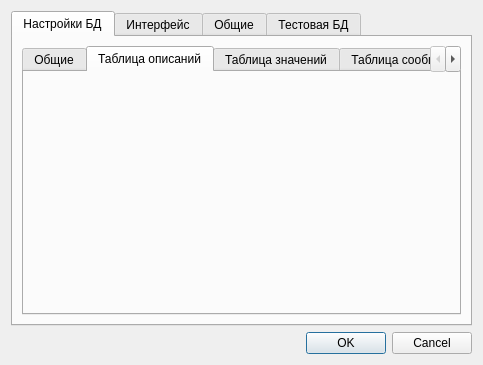
Before: the Qt Designer form optionswindow.ui in EugeneSakharoff/ArchView, drawn with Qt 5.
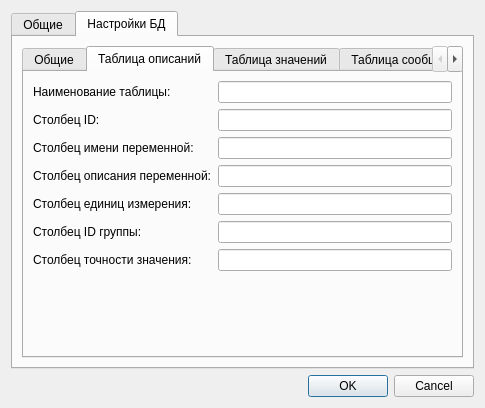
After: the same form once the commit is applied. The open tabs and pages were chosen to show the change.

```diff
--- a/optionswindow.ui
+++ b/optionswindow.ui
@@ -6,8 +6,8 @@
    <rect>
     <x>0</x>
     <y>0</y>
-    <width>483</width>
-    <height>365</height>
+    <width>485</width>
+    <height>408</height>
    </rect>
   </property>
   <property name="windowTitle">
@@ -19,6 +19,24 @@
      <property name="currentIndex">
       <number>0</number>
      </property>
+     <widget class="QWidget" name="tabInterface">
+      <attribute name="title">
+       <string>Общие</string>
+      </attribute>
+      <widget class="QCheckBox" name="checkBoxConnectOnStart">
+       <property name="geometry">
+        <rect>
+         <x>20</x>
+         <y>20</y>
+         <width>221</width>
+         <height>20</height>
+        </rect>
+       </property>
+       <property name="text">
+        <string>Подключать БД при запуске</string>
+       </property>
+      </widget>
+     </widget>
      <widget class="QWidget" name="tabDB">
       <attribute name="title">
        <string>Настройки БД</string>
@@ -127,6 +145,78 @@
           <attribute name="title">
            <string>Таблица описаний</string>
           </attribute>
+          <layout class="QFormLayout" name="formLayout_2">
+           <item row="0" column="0">
+            <widget class="QLabel" name="labelDescrTableNae">
+             <property name="text">
+              <string>Наименование таблицы:</string>
+             </property>
+            </widget>
+           </item>
+           <item row="0" column="1">
+            <widget class="QLineEdit" name="editDescrTableName"/>
+           </item>
+           <item row="1" column="0">
+            <widget class="QLabel" name="labelID">
+             <property name="text">
+              <string>Столбец ID:</string>
+             </property>
+            </widget>
+           </item>
+           <item row="1" column="1">
+            <widget class="QLineEdit" name="editID"/>
+           </item>
+           <item row="2" column="0">
+            <widget class="QLabel" name="labelVarName">
+             <property name="text">
+              <string>Столбец имени переменной:</string>
+             </property>
+            </widget>
+           </item>
+           <item row="2" column="1">
+            <widget class="QLineEdit" name="editVarName"/>
+           </item>
+           <item row="3" column="0">
+            <widget class="QLabel" name="labelVarDescr">
+             <property name="text">
+              <string>Столбец описания переменной:</string>
+             </property>
+            </widget>
+           </item>
+           <item row="3" column="1">
+            <widget class="QLineEdit" name="editVarDescr"/>
+           </item>
+           <item row="4" column="0">
+            <widget class="QLabel" name="labelVarUnits">
+             <property name="text">
+              <string>Столбец единиц измерения:</string>
+             </property>
+            </widget>
+           </item>
+           <item row="4" column="1">
+            <widget class="QLineEdit" name="editVarUnits"/>
+           </item>
+           <item row="5" column="0">
+            <widget class="QLabel" name="labelGroupId">
+             <property name="text">
+              <string>Столбец ID группы:</string>
+             </property>
+            </widget>
+           </item>
+           <item row="5" column="1">
+            <widget class="QLineEdit" name="editGroupID"/>
+           </item>
+           <item row="6" column="0">
+            <widget class="QLabel" name="labelVarPrec">
+             <property name="text">
+              <string>Столбец точности значения:</string>
+             </property>
+            </widget>
+           </item>
+           <item row="6" column="1">
+            <widget class="QLineEdit" name="editVarPrec"/>
+           </item>
+          </layout>
          </widget>
          <widget class="QWidget" name="tabValues">
           <attribute name="title">
@@ -137,26 +227,50 @@
           <attribute name="title">
            <string>Таблица сообщений</string>
           </attribute>
+          <layout class="QFormLayout" name="formLayout_4">
+           <item row="0" column="0">
+            <widget class="QLabel" name="labelMsgsTableName">
+             <property name="text">
+              <string>Наименование таблицы сообщений:</string>
+             </property>
+            </widget>
+           </item>
+           <item row="0" column="1">
+            <widget class="QLineEdit" name="editMsgsTableName"/>
+           </item>
+           <item row="1" column="0">
+            <widget class="QLabel" name="labelMsgs">
+             <property name="text">
+              <string>Столбец сообщений:</string>
+             </property>
+            </widget>
+           </item>
+           <item row="1" column="1">
+            <widget class="QLineEdit" name="editMsgs"/>
+           </item>
+          </layout>
+         </widget>
+         <widget class="QWidget" name="tabGroups">
+          <attribute name="title">
+           <string>Таблица групп</string>
+          </attribute>
+          <layout class="QFormLayout" name="formLayout_5">
+           <item row="0" column="0">
+            <widget class="QLabel" name="labelGroupsTableName">
+             <property name="text">
+              <string>Наименование таблицы групп:</string>
+             </property>
+            </widget>
+           </item>
+           <item row="0" column="1">
+            <widget class="QLineEdit" name="editGroupsTableName"/>
+           </item>
+          </layout>
          </widget>
         </widget>
        </item>
       </layout>
      </widget>
-     <widget class="QWidget" name="tabInterface">
-      <attribute name="title">
-       <string>Интерфейс</string>
-      </attribute>
-     </widget>
-     <widget class="QWidget" name="tab_3">
-      <attribute name="title">
-       <string>Общие</string>
-      </attribute>
-     </widget>
-     <widget class="QWidget" name="tab_4">
-      <attribute name="title">
-       <string>Тестовая БД</string>
-      </attribute>
-     </widget>
     </widget>
    </item>
    <item>
```
Left out of the diff: 81 changed lines with no effect on the pictures.
